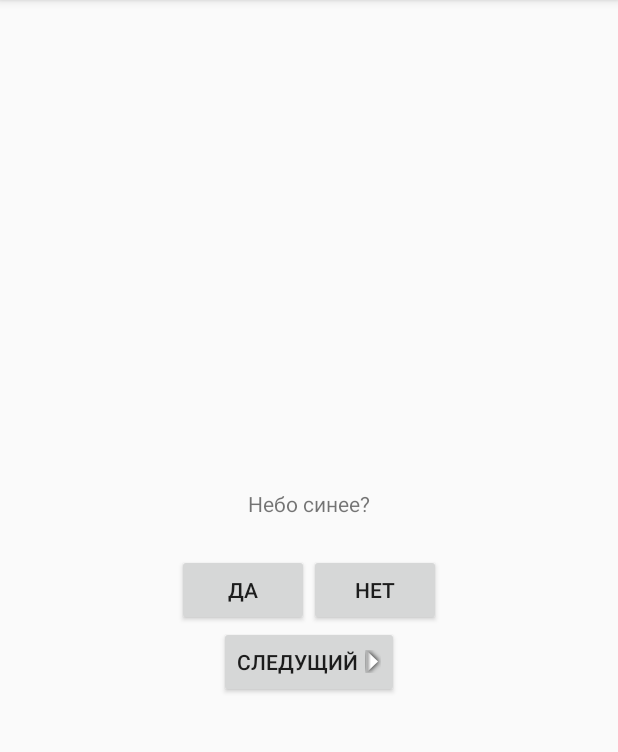
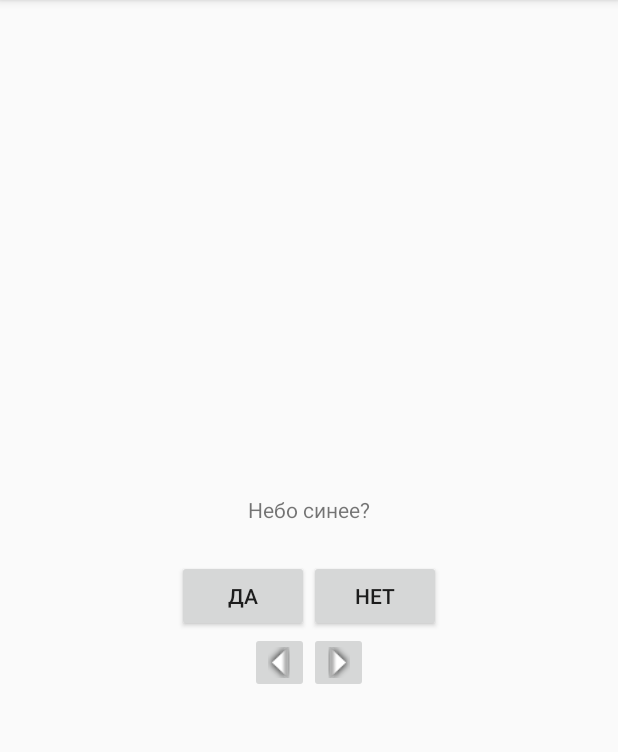
Before and after one commit to DulajDil/AndroidTrainig, an Android app: the screen it shows after launch (QuizActivity), on a phone screen of 412 x 824 dp, the part 84-836 px from its top. Run offline under Robolectric (Android 15) with nearby library versions, the phone set to English and light mode, and no system bars.

Commit message:
implemented buttons next and previous, using ImageButton

```diff
--- a/GeoQuiz/app/src/main/java/com/example/igolu/geoquiz/QuizActivity.java
+++ b/GeoQuiz/app/src/main/java/com/example/igolu/geoquiz/QuizActivity.java
@@ -4,6 +4,7 @@ import android.support.v7.app.AppCompatActivity;
 import android.os.Bundle;
 import android.view.View;
 import android.widget.Button;
+import android.widget.ImageButton;
 import android.widget.TextView;
 import android.widget.Toast;
 
@@ -11,7 +12,8 @@ public class QuizActivity extends AppCompatActivity {
 
     private Button mTrueButton;
     private Button mFalseButton;
-    private Button mNextButton;
+    private ImageButton mPreviousButton;
+    private ImageButton mNextButton;
     private TextView mQuestionTextView;
 
     private Question[] mQuestionBank = new Question[] {
@@ -70,7 +72,20 @@ public class QuizActivity extends AppCompatActivity {
         });
 
 
-        mNextButton = (Button)findViewById(R.id.next_button);
+        mPreviousButton = (ImageButton)findViewById(R.id.previous_button);
+        mPreviousButton.setOnClickListener(new View.OnClickListener() {
+            @Override
+            public void onClick(View v) {
+                mCurrentIndex = (mCurrentIndex - 1) % mQuestionBank.length;
+                if (mCurrentIndex < 0) {
+                    mCurrentIndex = mQuestionBank.length - 1;
+                }
+                updateQuestion();
+            }
+        });
+
+
+        mNextButton = (ImageButton)findViewById(R.id.next_button);
         mNextButton.setOnClickListener(new View.OnClickListener() {
             @Override
             public void onClick(View v) {
--- a/GeoQuiz/app/src/main/res/layout/activity_quiz.xml
+++ b/GeoQuiz/app/src/main/res/layout/activity_quiz.xml
@@ -30,13 +30,38 @@
             android:text="@string/false_button" />
     </LinearLayout>
 
-
-    <Button
-        android:id="@+id/next_button"
+    <LinearLayout
         android:layout_width="wrap_content"
         android:layout_height="wrap_content"
-        android:text="@string/next_button"
-        android:drawableRight="@mipmap/arrow_right"
-        android:drawablePadding="4dp" />
+        android:orientation="horizontal" >
+
+        <!--<Button-->
+            <!--android:id="@+id/previous_button"-->
+            <!--android:layout_width="wrap_content"-->
+            <!--android:layout_height="wrap_content"-->
+            <!--android:text="@string/previous_button"-->
+            <!--android:drawableLeft="@drawable/arrow_left"-->
+            <!--android:drawablePadding="4dp" />-->
+        <ImageButton
+            android:id="@+id/previous_button"
+            android:layout_width="wrap_content"
+            android:layout_height="wrap_content"
+            android:src="@drawable/arrow_left"
+            android:contentDescription="@string/previous_button" />
+
+        <!--<Button-->
+            <!--android:id="@+id/next_button"-->
+            <!--android:layout_width="wrap_content"-->
+            <!--android:layout_height="wrap_content"-->
+            <!--android:text="@string/next_button"-->
+            <!--android:drawableRight="@drawable/arrow_right"-->
+            <!--android:drawablePadding="4dp" />-->
+        <ImageButton
+            android:id="@+id/next_button"
+            android:layout_width="wrap_content"
+            android:layout_height="wrap_content"
+            android:src="@drawable/arrow_right"
+            android:contentDescription="@string/next_button" />
+    </LinearLayout>
 
 </LinearLayout>
--- a/GeoQuiz/app/src/main/res/values/strings.xml
+++ b/GeoQuiz/app/src/main/res/values/strings.xml
@@ -2,6 +2,7 @@
     <string name="app_name">"GeoQuiz "</string>
     <string name="true_button">Да</string>
     <string name="false_button">Нет</string>
+    <string name="previous_button">Предыдущий</string>
     <string name="next_button">Следущий</string>
     <string name="correct_toast">Верно!</string>
     <string name="incorrect_toast">Не верно!</string>
```
Also changed, not shown: GeoQuiz/app/src/main/res/drawable-hdpi/arrow_left.png (renamed from GeoQuiz/app/src/main/res/mipmap-xhdpi/arrow_left.png), GeoQuiz/app/src/main/res/drawable-hdpi/arrow_right.png (renamed from GeoQuiz/app/src/main/res/mipmap-xhdpi/arrow_right.png), GeoQuiz/app/src/main/res/drawable-mdpi/arrow_left.png (renamed from GeoQuiz/app/src/main/res/mipmap-xxhdpi/arrow_left.png), GeoQuiz/app/src/main/res/drawable-mdpi/arrow_right.png (renamed from GeoQuiz/app/src/main/res/mipmap-xxhdpi/arrow_right.png), GeoQuiz/app/src/main/res/drawable-xhdpi/arrow_left.png (renamed from GeoQuiz/app/src/main/res/mipmap-xxxhdpi/arrow_left.png), GeoQuiz/app/src/main/res/drawable-xhdpi/arrow_right.png (renamed from GeoQuiz/app/src/main/res/mipmap-xxxhdpi/arrow_right.png), GeoQuiz/app/src/main/res/drawable-xxhdpi/arrow_left.png (added), GeoQuiz/app/src/main/res/drawable-xxhdpi/arrow_right.png (added), GeoQuiz/app/src/main/res/drawable-xxxhdpi/arrow_left.png (added), GeoQuiz/app/src/main/res/drawable-xxxhdpi/arrow_right.png (added), GeoQuiz/app/src/main/res/mipmap-hdpi/arrow_left.png (deleted), GeoQuiz/app/src/main/res/mipmap-hdpi/arrow_right.png (deleted), GeoQuiz/app/src/main/res/mipmap-mdpi/arrow_left.png (deleted), GeoQuiz/app/src/main/res/mipmap-mdpi/arrow_right.png (deleted).
